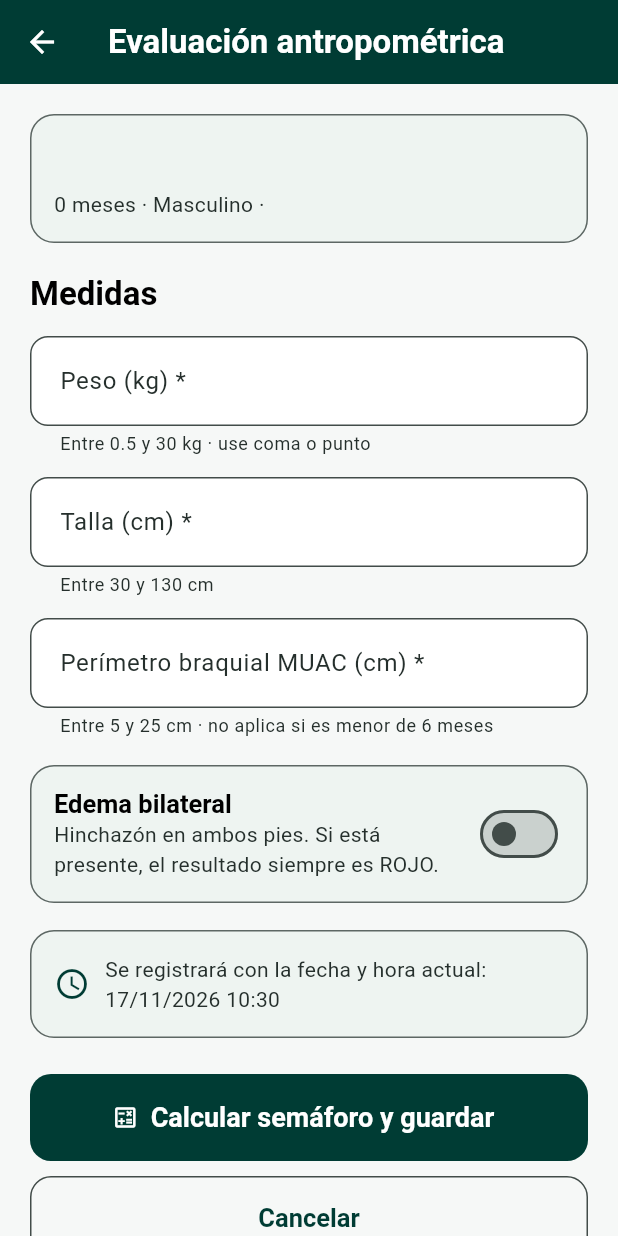
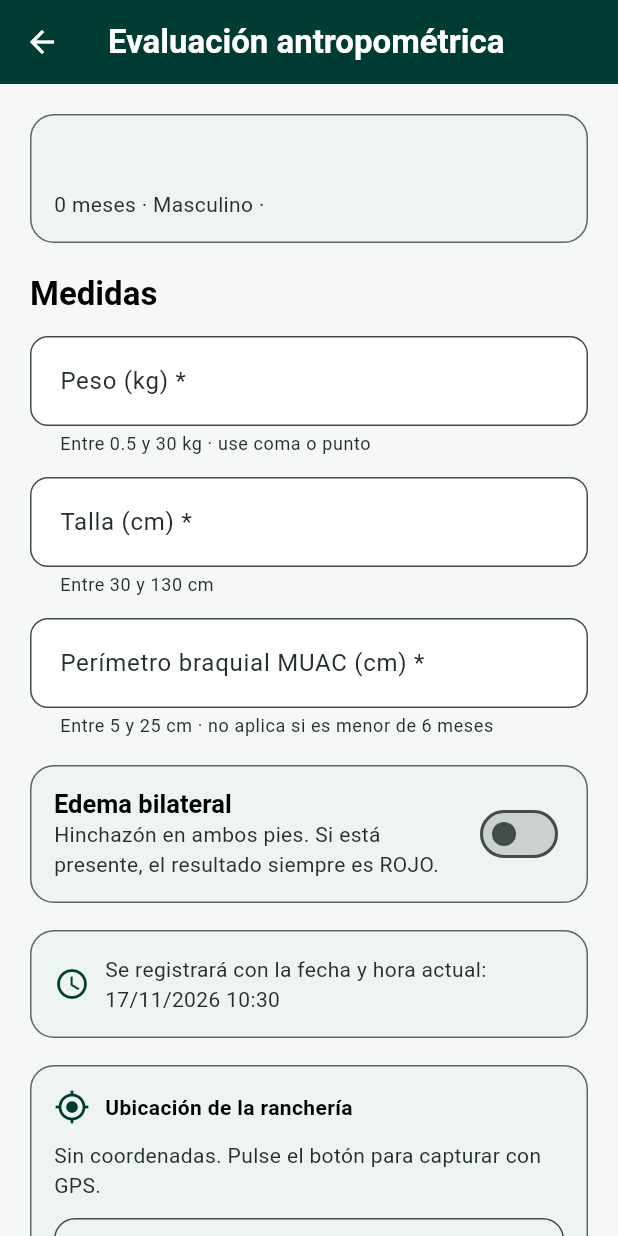
Before and after one commit to eabarriosTGC/NutriLaGuajira, a Flutter app: the EvaluacionFormScreen screen opened directly with empty values, on a phone screen of 412 x 824 dp. Run offline on Flutter 3.47's test engine with Material 3 defaults, Android fonts, the phone set to English and light mode, and no system bars; our stand-ins replace geolocator, sqflite; accounts and stored records are empty.

Commit message:
feat: captura opcional de GPS en las evaluaciones (esquema v2)
- agrega lat/lng a evaluaciones y migra el esquema a v2 en onUpgrade
- LocalizacionService (geolocator) con fallback a ultima posicion conocida
- boton 'Obtener ubicacion' en el formulario; coordenadas visibles en resultado y detalle
- permisos de ubicacion en AndroidManifest (pedido en runtime)
- actualiza Acerca de y chip de proximo sprint
- 4 pruebas nuevas (migracion v1->v2, round-trip lat/lng, widget GPS): 49/49

```diff
--- a/entrega_avance1_nutrilaguajira/nutrilaguajira/lib/app_services.dart
+++ b/entrega_avance1_nutrilaguajira/nutrilaguajira/lib/app_services.dart
@@ -1,6 +1,7 @@
 import 'data/db_nutrilaguajira.dart';
 import 'data/models/nino.dart';
 import 'data/repositorio.dart';
+import 'services/localizacion_service.dart';
 import 'services/nutricion_service.dart';
 
 /// Localizador minimo de dependencias (sin paquetes externos).
@@ -11,6 +12,9 @@ class AppServices {
 
   static late final Repositorio repo;
   static late final NutricionService nutricion;
+
+  /// Servicio de GPS. Es mutable para que las pruebas puedan inyectar un stub.
+  static LocalizacionService localizacion = LocalizacionService();
 
   static bool _iniciado = false;
 
--- a/entrega_avance1_nutrilaguajira/nutrilaguajira/lib/data/models/evaluacion.dart
+++ b/entrega_avance1_nutrilaguajira/nutrilaguajira/lib/data/models/evaluacion.dart
@@ -19,6 +19,8 @@ class Evaluacion {
     this.sincronizado = false,
     this.ninoNombre,
     this.comunidad,
+    this.lat,
+    this.lng,
   });
 
   final int? id;
@@ -41,6 +43,19 @@ class Evaluacion {
   final String? ninoNombre;
   final String? comunidad;
 
+  /// Coordenadas de la ranchería en el momento del tamizaje. Son opcionales:
+  /// en zonas sin señal GPS quedan en `null` y el tamizaje es igualmente válido.
+  final double? lat;
+  final double? lng;
+
+  /// true si esta evaluación capturó coordenadas.
+  bool get tieneUbicacion => lat != null && lng != null;
+
+  /// Coordenadas legibles ('12.34567, -71.23456') o null si no hay ubicación.
+  String? get ubicacionTexto => tieneUbicacion
+      ? '${lat!.toStringAsFixed(5)}, ${lng!.toStringAsFixed(5)}'
+      : null;
+
   Map<String, Object?> toMap() => {
     if (id != null) 'id': id,
     'nino_id': ninoId,
@@ -55,6 +70,8 @@ class Evaluacion {
     'color': color,
     'observacion': observacion,
     'sincronizado': sincronizado ? 1 : 0,
+    'lat': lat,
+    'lng': lng,
   };
 
   /// Copia con el id asignado por SQLite (la insercion devuelve el rowid).
@@ -74,6 +91,8 @@ class Evaluacion {
     sincronizado: sincronizado,
     ninoNombre: ninoNombre,
     comunidad: comunidad,
+    lat: lat,
+    lng: lng,
   );
 
   factory Evaluacion.fromMap(Map<String, Object?> map) => Evaluacion(
@@ -92,5 +111,7 @@ class Evaluacion {
     sincronizado: ((map['sincronizado'] as num?)?.toInt() ?? 0) == 1,
     ninoNombre: map['nino_nombre'] as String?,
     comunidad: map['comunidad'] as String?,
+    lat: (map['lat'] as num?)?.toDouble(),
+    lng: (map['lng'] as num?)?.toDouble(),
   );
 }
--- a/entrega_avance1_nutrilaguajira/nutrilaguajira/lib/screens/detalle_evaluacion_screen.dart
+++ b/entrega_avance1_nutrilaguajira/nutrilaguajira/lib/screens/detalle_evaluacion_screen.dart
@@ -116,6 +116,11 @@ class DetalleEvaluacionScreen extends StatelessWidget {
                       icono: Icons.location_on_outlined,
                     ),
                     FilaDato(
+                      etiqueta: 'Ubicación',
+                      valor: evaluacion.ubicacionTexto ?? 'No capturada',
+                      icono: Icons.my_location,
+                    ),
+                    FilaDato(
                       etiqueta: 'Sincronizado',
                       valor: evaluacion.sincronizado
                           ? 'Sí'
--- a/entrega_avance1_nutrilaguajira/nutrilaguajira/lib/screens/evaluacion_form_screen.dart
+++ b/entrega_avance1_nutrilaguajira/nutrilaguajira/lib/screens/evaluacion_form_screen.dart
@@ -6,6 +6,7 @@ import '../data/models/evaluacion.dart';
 import '../data/models/nino.dart';
 import '../services/edad.dart';
 import '../services/fechas.dart';
+import '../services/localizacion_service.dart';
 import '../services/validadores.dart';
 import 'resultado_screen.dart';
 
@@ -33,6 +34,8 @@ class _EvaluacionFormScreenState extends State<EvaluacionFormScreen> {
 
   bool _edema = false;
   bool _guardando = false;
+  bool _obteniendoGps = false;
+  Coordenada? _coordenada;
 
   DateTime get _ahora => widget.ahora ?? DateTime.now();
 
@@ -53,6 +56,28 @@ class _EvaluacionFormScreenState extends State<EvaluacionFormScreen> {
       ) ==
       null;
 
+  /// Intenta leer la coordenada actual. De mejor esfuerzo: si no hay señal o
+  /// el permiso está denegado, devuelve null sin lanzar excepciones.
+  Future<Coordenada?> _leerUbicacion() =>
+      AppServices.localizacion.obtenerCoordenada();
+
+  Future<void> _obtenerUbicacion() async {
+    setState(() => _obteniendoGps = true);
+    try {
+      final coordenada = await _leerUbicacion();
+      if (!mounted) return;
+      setState(() => _coordenada = coordenada);
+      if (coordenada == null) {
+        _avisar(
+          'No se pudo obtener la ubicación. El tamizaje se guardará sin '
+          'coordenadas.',
+        );
+      }
+    } finally {
+      if (mounted) setState(() => _obteniendoGps = false);
+    }
+  }
+
   Future<void> _guardar() async {
     if (!_formKey.currentState!.validate()) return;
 
@@ -70,6 +95,10 @@ class _EvaluacionFormScreenState extends State<EvaluacionFormScreen> {
 
     setState(() => _guardando = true);
     try {
+      // La ubicación se captura de forma explícita con el botón "Obtener
+      // ubicación". Aquí solo se adjunta la ya capturada (o nada, si no hay).
+      final coordenada = _coordenada;
+
       final resultado = AppServices.nutricion.evaluar(
         sexo: widget.nino.sexo,
         edadMeses: _edadMeses,
@@ -95,6 +124,8 @@ class _EvaluacionFormScreenState extends State<EvaluacionFormScreen> {
         // del JOIN con `ninos`; aqui el registro es nuevo, no pasó por SQL).
         ninoNombre: widget.nino.nombreCompleto,
         comunidad: widget.nino.comunidad,
+        lat: coordenada?.lat,
+        lng: coordenada?.lng,
       );
 
       final id = await AppServices.repo.insertarEvaluacion(evaluacion);
@@ -268,6 +299,61 @@ class _EvaluacionFormScreenState extends State<EvaluacionFormScreen> {
                   ),
                 ),
               ),
+              const SizedBox(height: 18),
+              Card(
+                child: Padding(
+                  padding: const EdgeInsets.all(16),
+                  child: Column(
+                    crossAxisAlignment: CrossAxisAlignment.start,
+                    children: [
+                      Row(
+                        children: [
+                          Icon(Icons.my_location, color: esquema.primary),
+                          const SizedBox(width: 10),
+                          const Expanded(
+                            child: Text(
+                              'Ubicación de la ranchería',
+                              style: TextStyle(fontWeight: FontWeight.w700),
+                            ),
+                          ),
+                        ],
+                      ),
+                      const SizedBox(height: 10),
+                      Text(
+                        _coordenada == null
+                            ? 'Sin coordenadas. Pulse el botón para capturar '
+                                  'con GPS.'
+                            : 'Latitud ${_coordenada!.lat.toStringAsFixed(5)} · '
+                                  'Longitud ${_coordenada!.lng.toStringAsFixed(5)}',
+                        style: TextStyle(color: esquema.onSurfaceVariant),
+                      ),
+                      const SizedBox(height: 12),
+                      OutlinedButton.icon(
+                        key: const Key('boton-gps'),
+                        onPressed: (_obteniendoGps || _guardando)
+                            ? null
+                            : _obtenerUbicacion,
+                        icon: _obteniendoGps
+                            ? const SizedBox(
+                                height: 18,
+                                width: 18,
+                                child: CircularProgressIndicator(
+                                  strokeWidth: 2,
+                                ),
+                              )
+                            : const Icon(Icons.gps_fixed),
+                        label: Text(
+                          _obteniendoGps
+                              ? 'Obteniendo ubicación...'
+                              : _coordenada == null
+                              ? 'Obtener ubicación'
+                              : 'Actualizar ubicación',
+                        ),
+                      ),
+                    ],
+                  ),
+                ),
+              ),
               const SizedBox(height: 24),
               FilledButton.icon(
                 key: const Key('boton-calcular'),
--- a/entrega_avance1_nutrilaguajira/nutrilaguajira/lib/screens/home_screen.dart
+++ b/entrega_avance1_nutrilaguajira/nutrilaguajira/lib/screens/home_screen.dart
@@ -150,7 +150,9 @@ class _HomeScreenState extends State<HomeScreen> {
                 spacing: 10,
                 runSpacing: 10,
                 children: [
-                  ChipProximoSprint(etiqueta: 'GPS/Reportes: próximo sprint'),
+                  ChipProximoSprint(
+                    etiqueta: 'Reportes PDF/CSV: próximo sprint',
+                  ),
                   ChipProximoSprint(etiqueta: 'SMS: próximo sprint'),
                 ],
               ),
--- a/entrega_avance1_nutrilaguajira/nutrilaguajira/lib/screens/resultado_screen.dart
+++ b/entrega_avance1_nutrilaguajira/nutrilaguajira/lib/screens/resultado_screen.dart
@@ -152,6 +152,11 @@ class ResultadoScreen extends StatelessWidget {
                       valor: evaluacion.comunidad ?? '—',
                       icono: Icons.location_on_outlined,
                     ),
+                    FilaDato(
+                      etiqueta: 'Ubicación',
+                      valor: evaluacion.ubicacionTexto ?? 'No capturada',
+                      icono: Icons.my_location,
+                    ),
                   ],
                 ),
               ),
--- /dev/null
+++ b/entrega_avance1_nutrilaguajira/nutrilaguajira/lib/services/localizacion_service.dart
@@ -0,0 +1,62 @@
+import 'package:geolocator/geolocator.dart';
+
+/// Coordenada geográfica en grados decimales (WGS84).
+class Coordenada {
+  const Coordenada({required this.lat, required this.lng});
+
+  final double lat;
+  final double lng;
+
+  /// Texto legible para mostrar en pantalla y guardar en reportes.
+  String get texto => '${lat.toStringAsFixed(5)}, ${lng.toStringAsFixed(5)}';
+
+  @override
+  String toString() => 'Coordenada($texto)';
+}
+
+/// Obtiene la ubicación actual del dispositivo vía GPS/red.
+///
+/// Es un wrapper delgado de `geolocator` para poder reemplazarlo en pruebas.
+/// La captura es **de mejor esfuerzo**: si el permiso está denegado, el GPS
+/// está apagado o la lectura falla, devuelve `null` y el tamizaje se guarda
+/// igualmente sin coordenadas (en zonas rurales no siempre hay señal).
+class LocalizacionService {
+  /// Devuelve la coordenada actual o `null` si no fue posible obtenerla.
+  Future<Coordenada?> obtenerCoordenada() async {
+    try {
+      final servicioActivo = await Geolocator.isLocationServiceEnabled();
+      if (!servicioActivo) return null;
+
+      var permiso = await Geolocator.checkPermission();
+      if (permiso == LocationPermission.denied) {
+        permiso = await Geolocator.requestPermission();
+      }
+      if (permiso == LocationPermission.denied ||
+          permiso == LocationPermission.deniedForever) {
+        return null;
+      }
+
+      // 1) Posición actual con alta precisión (usa el GPS del equipo).
+      try {
+        final posicion = await Geolocator.getCurrentPosition(
+          locationSettings: const LocationSettings(
+            accuracy: LocationAccuracy.high,
+            timeLimit: Duration(seconds: 12),
+          ),
+        );
+        return Coordenada(lat: posicion.latitude, lng: posicion.longitude);
+      } catch (_) {
+        // 2) Sin señal o tiempo agotado: última posición conocida del equipo.
+        final ultima = await Geolocator.getLastKnownPosition();
+        if (ultima != null) {
+          return Coordenada(lat: ultima.latitude, lng: ultima.longitude);
+        }
+        return null;
+      }
+    } catch (_) {
+      // Cualquier fallo (sin plugin en pruebas, sin señal, timeout...) se
+      // traduce en "sin coordenadas" para no bloquear el guardado.
+      return null;
+    }
+  }
+}
--- a/entrega_avance1_nutrilaguajira/nutrilaguajira/pubspec.yaml
+++ b/entrega_avance1_nutrilaguajira/nutrilaguajira/pubspec.yaml
@@ -39,6 +39,7 @@ dependencies:
   intl: ^0.20.3
   flutter_localizations:
     sdk: flutter
+  geolocator: ^14.1.2
 
 dev_dependencies:
   flutter_test:
```
Also changed, not shown: entrega_avance1_nutrilaguajira/nutrilaguajira/lib/data/db_nutrilaguajira.dart (+17 -1 lines), entrega_avance1_nutrilaguajira/nutrilaguajira/lib/screens/acerca_de_screen.dart (+10 -4 lines), entrega_avance1_nutrilaguajira/nutrilaguajira/pubspec.lock, 4 other files.
